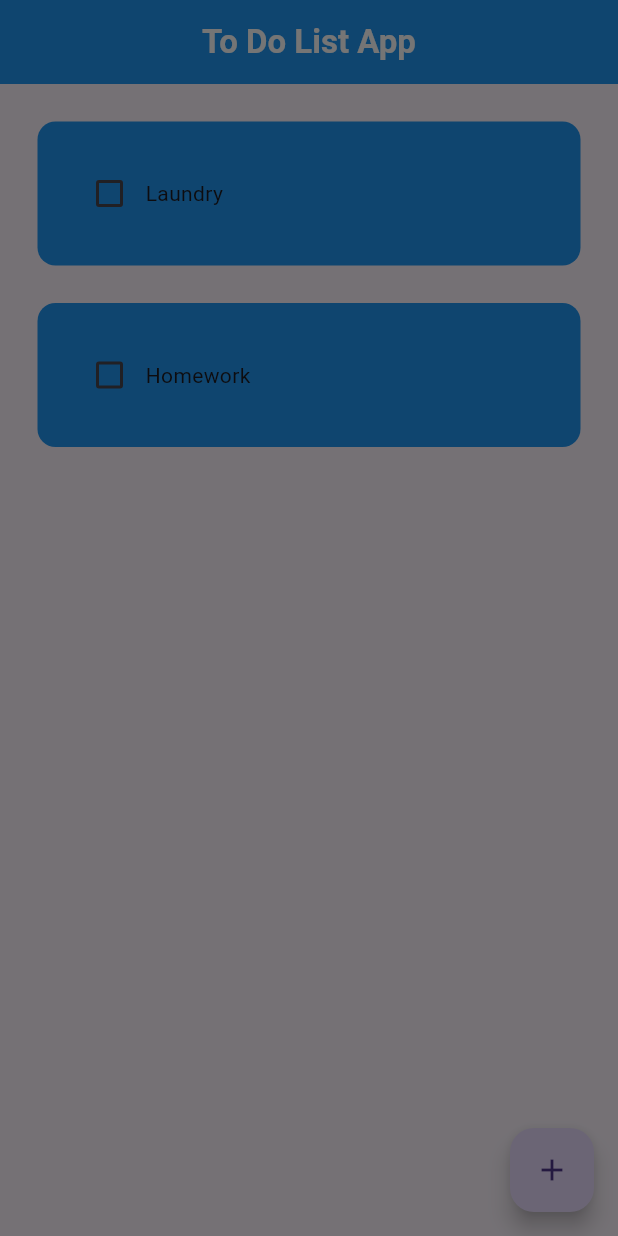
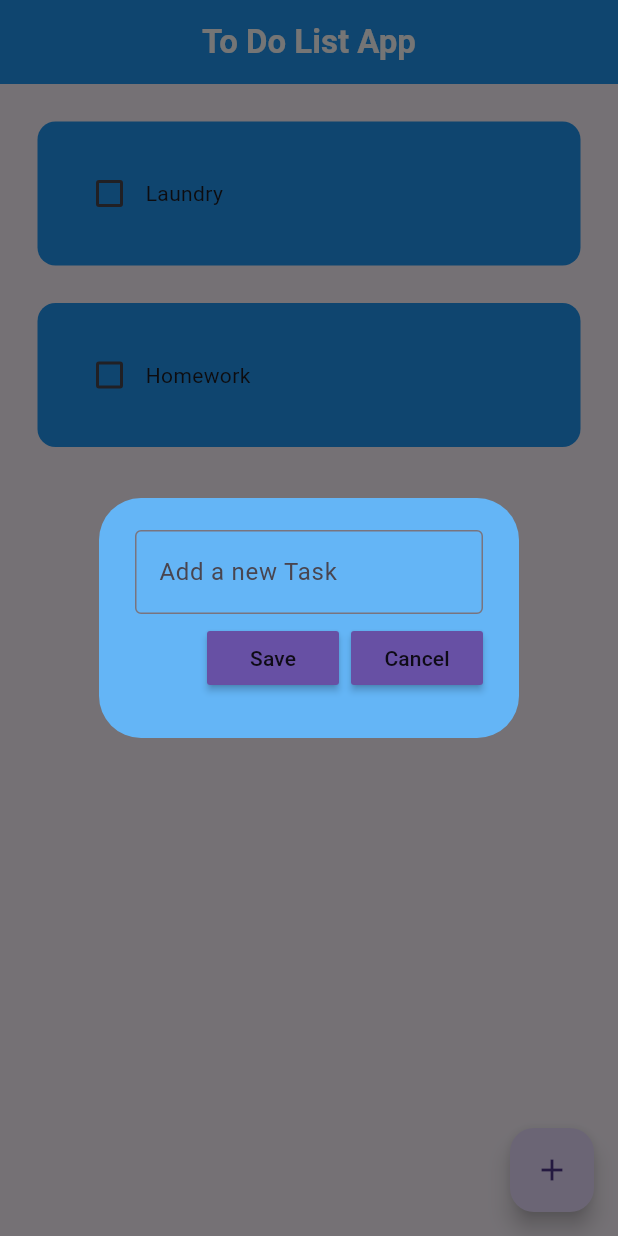
Before and after one commit to BruceICzw/TodoListApp, a Flutter app: the screen it shows after launch, after a tap on the "add" icon, on a phone screen of 412 x 824 dp. Run offline on Flutter 3.47's test engine with Material 3 defaults, Android fonts, the phone set to English and light mode, and no system bars; drawn by our look-alikes of flutter_slidable.

Commit message:
Add dialog box for adding tasks and save functionality

```diff
--- a/lib/pages/home_page.dart
+++ b/lib/pages/home_page.dart
@@ -1,4 +1,5 @@
 import 'package:flutter/material.dart';
+import 'package:todo/util/dialog_box.dart';
 import 'package:todo/util/todo_tile.dart';
 
 class HomePage extends StatefulWidget {
@@ -9,6 +10,7 @@ class HomePage extends StatefulWidget {
 }
 
 class _HomePageState extends State<HomePage> {
+  final _controller = TextEditingController();
   List toDoList = [
     ["Laundry", false],
     ["Homework", false],
@@ -18,8 +20,20 @@ class _HomePageState extends State<HomePage> {
     showDialog(
         context: context,
         builder: (context) {
-          return const AlertDialog();
+          return DialogBox(
+            controller: _controller,
+            onCancel: () => Navigator.of(context).pop(),
+            onSave: saveTask,
+          );
         });
+  }
+
+  void saveTask() {
+    setState(() {
+      toDoList.add([_controller.text, false]);
+      _controller.clear();
+    });
+    Navigator.of(context).pop();
   }
 
   //checkbox tapped function
--- /dev/null
+++ b/lib/util/dialog_box.dart
@@ -0,0 +1,51 @@
+import 'package:flutter/material.dart';
+import 'package:todo/util/my_button.dart';
+
+class DialogBox extends StatelessWidget {
+  final controller;
+  VoidCallback onSave;
+  VoidCallback onCancel;
+  DialogBox({
+    super.key,
+    required this.controller,
+    required this.onSave,
+    required this.onCancel,
+  });
+
+  @override
+  Widget build(BuildContext context) {
+    return AlertDialog(
+      backgroundColor: Colors.blue[300],
+      content: Container(
+        height: 120,
+        child: Column(
+          mainAxisAlignment: MainAxisAlignment.spaceEvenly,
+          children: [
+            //get user input
+            TextField(
+              controller: controller,
+              decoration: const InputDecoration(
+                border: OutlineInputBorder(),
+                hintText: "Add a new Task",
+              ),
+            ),
+            //Save and Cancel Buttons
+            Row(
+              mainAxisAlignment: MainAxisAlignment.end,
+              children: [
+                //Save button
+                MyButton(text: "Save", onPressed: onSave),
+
+                const SizedBox(
+                  width: 8,
+                ),
+                //Cancel button
+                MyButton(text: "Cancel", onPressed: onCancel),
+              ],
+            )
+          ],
+        ),
+      ),
+    );
+  }
+}
--- a/lib/util/my_button.dart
+++ b/lib/util/my_button.dart
@@ -3,13 +3,17 @@ import 'package:flutter/material.dart';
 class MyButton extends StatelessWidget {
   final String text;
   VoidCallback onPressed;
-  MyButton({super.key, required this.text, required this.onPressed});
+  MyButton({
+    super.key,
+    required this.text,
+    required this.onPressed,
+  });
 
   @override
   Widget build(BuildContext context) {
     return MaterialButton(
+      onPressed: onPressed,
       color: Theme.of(context).primaryColor,
-      onPressed: onPressed,
       child: Text(text),
     );
   }
```
